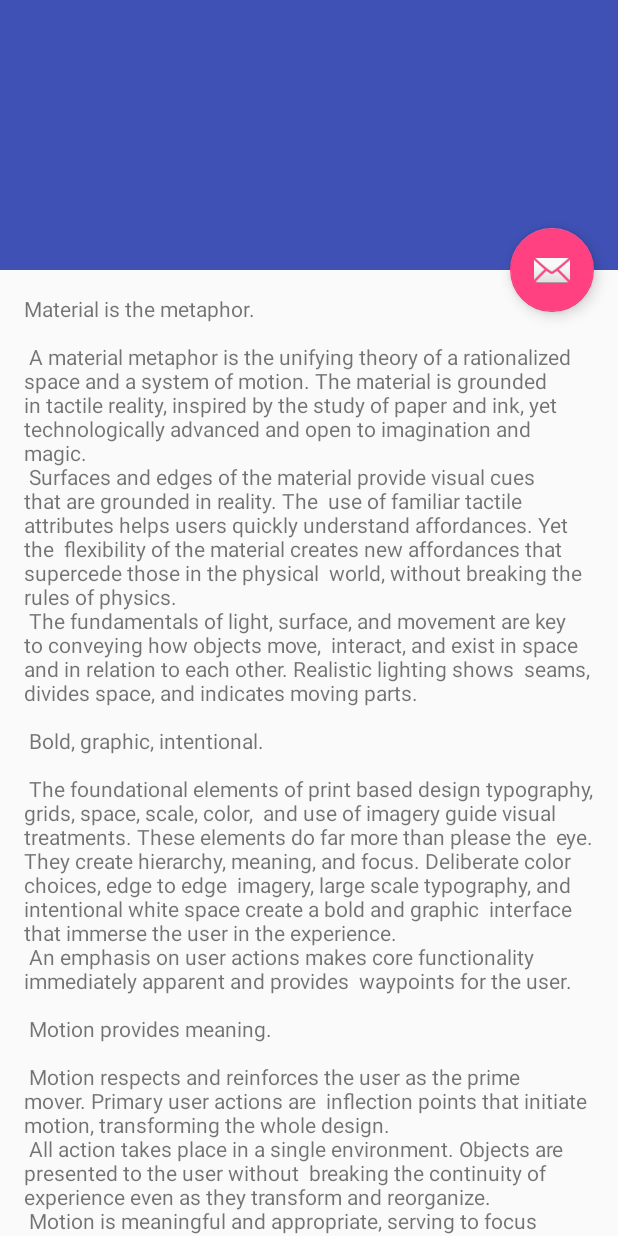
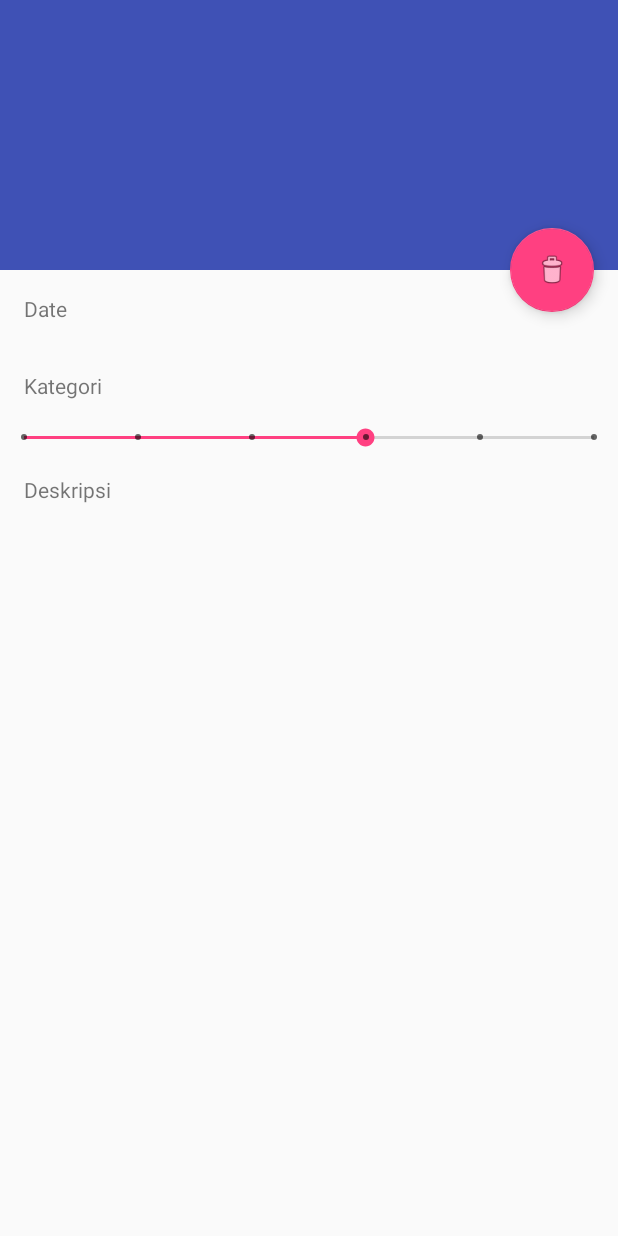
Before and after one commit to hilmiat/NF_android_complete, an Android app: the layout activity_detail_task.xml on its own in the app's theme, with its tools: preview values and no code run, on a phone screen of 412 x 824 dp. Run offline under Robolectric (Android 15) with nearby library versions, the phone set to English and light mode, and no system bars.

```diff
--- a/ToDoList/app/src/main/res/layout/activity_detail_task.xml
+++ b/ToDoList/app/src/main/res/layout/activity_detail_task.xml
@@ -41,6 +41,6 @@
         android:layout_margin="@dimen/fab_margin"
         app:layout_anchor="@id/app_bar"
         app:layout_anchorGravity="bottom|end"
-        app:srcCompat="@android:drawable/ic_dialog_email" />
+        app:srcCompat="@android:drawable/ic_menu_delete" />
 
 </android.support.design.widget.CoordinatorLayout>
--- a/ToDoList/app/src/main/res/layout/content_detail_task.xml
+++ b/ToDoList/app/src/main/res/layout/content_detail_task.xml
@@ -8,11 +8,43 @@
     tools:context="id.my.note.todolist.DetailTask"
     tools:showIn="@layout/activity_detail_task">
 
-    <TextView
-        android:id="@+id/txt_konten"
-        android:layout_width="wrap_content"
+    <LinearLayout
+        android:layout_width="match_parent"
         android:layout_height="wrap_content"
-        android:layout_margin="@dimen/text_margin"
-        android:text="@string/large_text" />
+        android:orientation="vertical">
+
+        <TextView
+            android:id="@+id/text_date"
+            android:layout_width="match_parent"
+            android:layout_height="wrap_content"
+            android:padding="16dp"
+            android:text="Date" />
+
+        <TextView
+            android:id="@+id/text_kat"
+            android:layout_width="match_parent"
+            android:layout_height="wrap_content"
+            android:padding="16dp"
+            android:text="Kategori" />
+
+        <SeekBar
+            android:id="@+id/seek_priority"
+            style="@style/Widget.AppCompat.SeekBar.Discrete"
+            android:layout_width="match_parent"
+            android:layout_height="wrap_content"
+            android:clickable="false"
+            android:max="5"
+            android:progress="3" />
+
+        <TextView
+            android:id="@+id/txt_konten"
+            android:layout_width="wrap_content"
+            android:layout_height="wrap_content"
+            android:layout_margin="@dimen/text_margin"
+            android:text="Deskripsi" />
+
+    </LinearLayout>
+
+
 
 </android.support.v4.widget.NestedScrollView>
```
Also changed, not shown: ToDoList/app/src/main/java/id/my/note/todolist/AddTodo.java (+86 -4 lines), ToDoList/app/src/main/java/id/my/note/todolist/DatePickerFragment.java (+10 -0 lines), ToDoList/app/src/main/java/id/my/note/todolist/DetailTask.java (+35 -8 lines), ToDoList/app/src/main/java/id/my/note/todolist/MainActivity.java (+16 -3 lines), ToDoList/app/src/main/res/layout/activity_add_todo.xml (+8 -8 lines).
